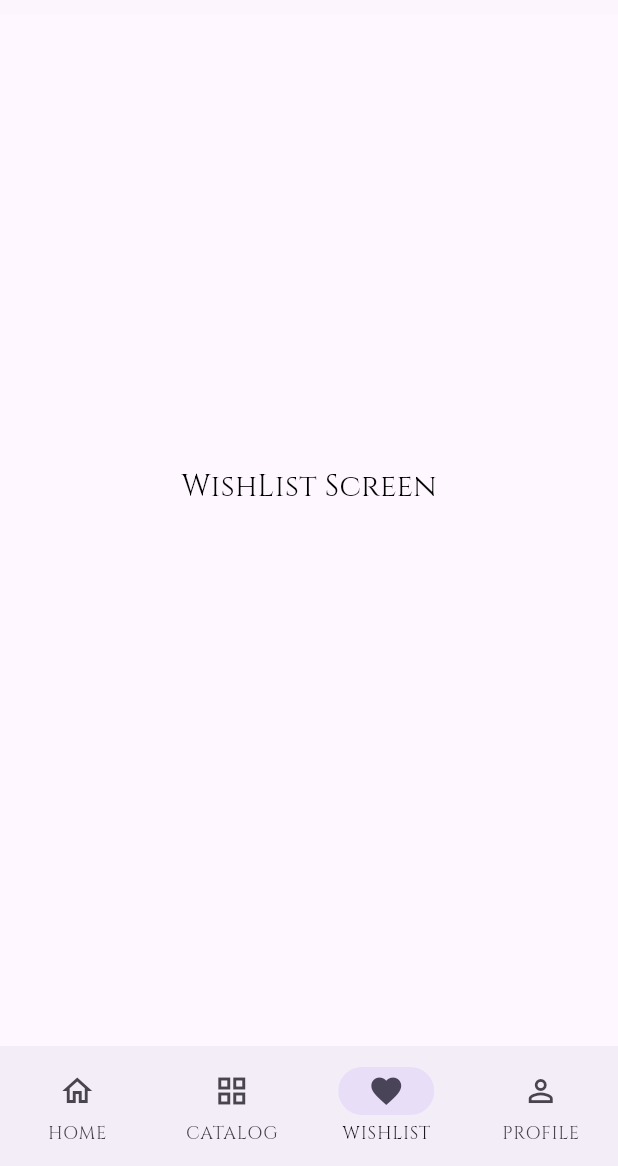
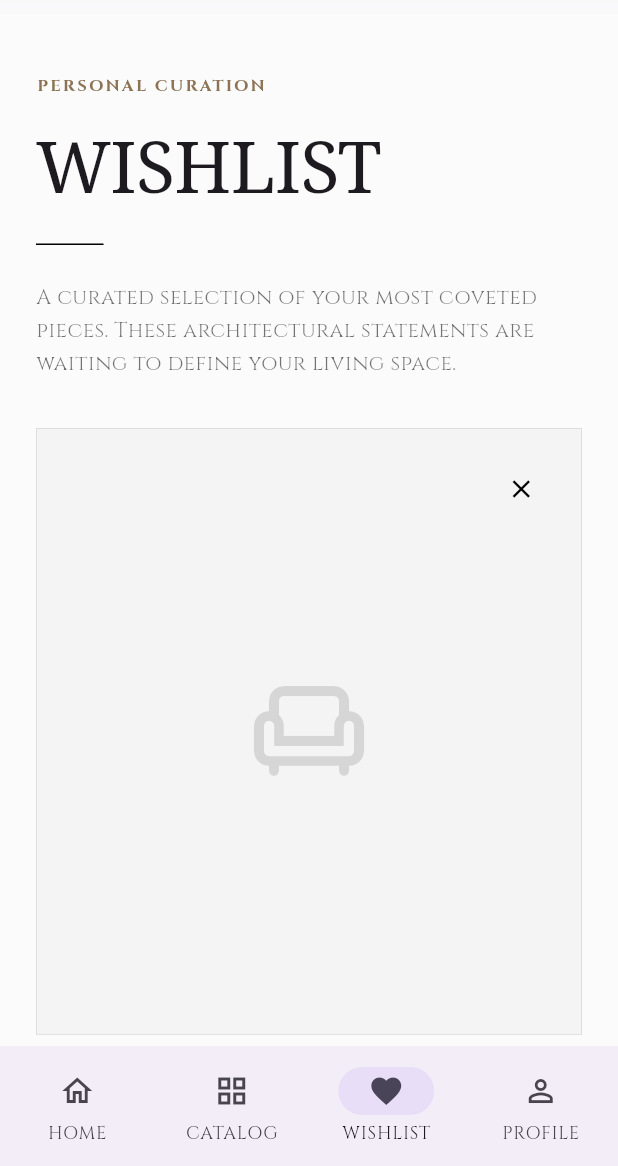
Before and after one commit to lamduy/Ar, a Flutter app: the screen it shows after launch, item 3 of the bottom bar chosen, on a phone screen of 412 x 824 dp, the part 70-1236 px from its top. Run offline on Flutter 3.47's test engine with Material 3 defaults, Android fonts, the phone set to English and light mode, and no system bars; our stand-ins replace permission_handler; missing offline and left inert: ar_flutter_plugin.

Commit message:
Modified   lib/model/home_models.dart Modified   lib/view_model/product_home_viewmodel.dart Modified   lib/views/widgets/WishListScreen.dart Modified   lib/views/widgets/new_arrivals_section.dart

```diff
--- a/lib/model/home_models.dart
+++ b/lib/model/home_models.dart
@@ -1,12 +1,12 @@
 import 'package:flutter/material.dart';
 
-class ProductArrival {
+class Product {
   final String name;
   final String edition;
   final double price;
   final Color color;
 
-  const ProductArrival({
+  const Product({
     required this.name,
     required this.edition,
     required this.price,
--- a/lib/view_model/product_home_viewmodel.dart
+++ b/lib/view_model/product_home_viewmodel.dart
@@ -2,38 +2,38 @@ import 'package:flutter/material.dart';
 import 'package:world_casa/model/home_models.dart';
 
 class ProductHomeViewModel extends ChangeNotifier {
-  final List<ProductArrival> _arrivals = const [
-    ProductArrival(
+  final List<Product> _arrivals = const [
+    Product(
       name: 'The Aurelius Armchair',
       edition: 'COGNAC LEATHER EDITION',
       price: 1240.00,
       color: Color(0xFF9E3A2B),
     ),
-    ProductArrival(
+    Product(
       name: 'Luna Coffee Table',
       edition: 'NATURAL STONE EDITION',
       price: 890.00,
       color: Color(0xFF2F3E33),
     ),
-    ProductArrival(
+    Product(
       name: 'Luna Coffee Table1',
       edition: 'NATURAL STONE EDITION',
       price: 890.00,
       color: Color.fromARGB(255, 133, 10, 37),
     ),
-    ProductArrival(
+    Product(
       name: 'Luna Coffee Table2',
       edition: 'NATURAL STONE EDITION',
       price: 890.00,
       color: Color.fromARGB(255, 228, 228, 228),
     ),
-    ProductArrival(
+    Product(
       name: 'Luna Coffee Table3',
       edition: 'NATURAL STONE EDITION',
       price: 890.00,
       color: Color.fromARGB(255, 223, 105, 105),
     ),
-    ProductArrival(
+    Product(
       name: 'Luna Coffee Table4',
       edition: 'NATURAL STONE EDITION',
       price: 890.00,
@@ -54,11 +54,11 @@ class ProductHomeViewModel extends ChangeNotifier {
 
   int _selectedIndex = -1;
 
-  List<ProductArrival> get arrivals => List.unmodifiable(_arrivals);
+  List<Product> get arrivals => List.unmodifiable(_arrivals);
   List<HomeCategory> get categories => List.unmodifiable(_categories);
   int get selectedIndex => _selectedIndex;
 
-  ProductArrival? get selectedProduct {
+  Product? get selectedProduct {
     if (_selectedIndex < 0 || _selectedIndex >= _arrivals.length) {
       return null;
     }
--- a/lib/views/widgets/WishListScreen.dart
+++ b/lib/views/widgets/WishListScreen.dart
@@ -1,14 +1,171 @@
 import 'package:flutter/material.dart';
+import 'package:world_casa/model/home_models.dart';
 
 class WishListScreen extends StatelessWidget {
   const WishListScreen({super.key});
 
+  final List<Product> _wishlistItems = const [
+    Product(
+      name: "CURVED BOUNCLE SOFA",
+      edition: "Personal Curation Edition",
+      price: 2450.00,
+      color: Color(0xFFE5E5E5),
+    ),
+    Product(
+      name: "ARCHITECTURAL ARMCHAIR",
+      edition: "Limited Statement Series",
+      price: 1800.00,
+      color: Color(0xFFD4CFC9),
+    ),
+  ];
+
   @override
   Widget build(BuildContext context) {
-    return const Center(
-      child: Text(
-        "WishList Screen",
-        style: TextStyle(fontSize: 20, color: Colors.black),
+    return Scaffold(
+      backgroundColor: const Color(0xFFFBFBFB), // Nền sáng đặc trưng của Stitch
+      body: SafeArea(
+        child: CustomScrollView(
+          physics: const BouncingScrollPhysics(),
+          slivers: [
+            // --- HEADER ---
+            SliverToBoxAdapter(
+              child: Padding(
+                padding: const EdgeInsets.fromLTRB(24, 40, 24, 32),
+                child: Column(
+                  crossAxisAlignment: CrossAxisAlignment.start,
+                  children: [
+                    const Text(
+                      "PERSONAL CURATION",
+                      style: TextStyle(
+                        fontSize: 11,
+                        letterSpacing: 1.5,
+                        color: Color(0xFF8C7355),
+                        fontWeight: FontWeight.w600,
+                      ),
+                    ),
+                    const SizedBox(height: 12),
+                    const Text(
+                      "WISHLIST",
+                      style: TextStyle(
+                        fontSize: 48,
+                        fontFamily:
+                            'Serif', // Nên dùng GoogleFonts.playfairDisplay
+                        fontWeight: FontWeight.w300,
+                        letterSpacing: -0.5,
+                      ),
+                    ),
+                    const SizedBox(height: 16),
+                    Container(width: 45, height: 1, color: Colors.black),
+                    const SizedBox(height: 24),
+                    const Text(
+                      "A curated selection of your most coveted pieces. These architectural statements are waiting to define your living space.",
+                      style: TextStyle(
+                        fontSize: 14,
+                        color: Colors.black54,
+                        height: 1.6,
+                      ),
+                    ),
+                  ],
+                ),
+              ),
+            ),
+
+            // --- PRODUCT LIST ---
+            SliverPadding(
+              padding: const EdgeInsets.symmetric(horizontal: 24),
+              sliver: SliverList(
+                delegate: SliverChildBuilderDelegate(
+                  (context, index) => _buildProductItem(_wishlistItems[index]),
+                  childCount: _wishlistItems.length,
+                ),
+              ),
+            ),
+            const SliverToBoxAdapter(child: SizedBox(height: 40)),
+          ],
+        ),
+      ),
+    );
+  }
+
+  Widget _buildProductItem(Product product) {
+    return Padding(
+      padding: const EdgeInsets.only(bottom: 40.0),
+      child: Column(
+        crossAxisAlignment: CrossAxisAlignment.start,
+        children: [
+          // Khung ảnh sản phẩm
+          AspectRatio(
+            aspectRatio: 0.9,
+            child: Container(
+              decoration: BoxDecoration(
+                color: product.color.withOpacity(
+                  0.3,
+                ), // Dùng màu từ class Product làm nền
+                border: Border.all(color: Colors.black12, width: 0.5),
+              ),
+              child: Stack(
+                children: [
+                  const Center(
+                    child: Icon(
+                      Icons.chair_outlined,
+                      size: 80,
+                      color: Colors.black12,
+                    ),
+                  ),
+                  // Nút xóa (Top Right)
+                  Positioned(
+                    top: 16,
+                    right: 16,
+                    child: IconButton(
+                      icon: const Icon(
+                        Icons.close,
+                        size: 20,
+                        color: Colors.black,
+                      ),
+                      onPressed: () {},
+                    ),
+                  ),
+                  // Nút AR (Bottom Right)
+                  // Positioned(
+                  //   bottom: 16,
+                  //   right: 16,
+                  //   child: FloatingActionButton.small(
+                  //     heroTag: product.name,
+                  //     elevation: 0,
+                  //     backgroundColor: Colors.black,
+                  //     child: const Icon(Icons.view_in_ar, color: Colors.white),
+                  //     onPressed: () {},
+                  //   ),
+                  // ),
+                ],
+              ),
+            ),
+          ),
+          const SizedBox(height: 16),
+          // Thông tin sản phẩm từ Class
+          Text(
+            product.name.toUpperCase(),
+            style: const TextStyle(
+              fontWeight: FontWeight.bold,
+              fontSize: 15,
+              letterSpacing: 0.5,
+            ),
+          ),
+          const SizedBox(height: 4),
+          Text(
+            product.edition,
+            style: TextStyle(color: Colors.grey[600], fontSize: 12),
+          ),
+          const SizedBox(height: 8),
+          Text(
+            "\$${product.price.toStringAsFixed(2)}",
+            style: const TextStyle(
+              fontSize: 14,
+              fontWeight: FontWeight.w500,
+              color: Colors.black87,
+            ),
+          ),
+        ],
       ),
     );
   }
--- a/lib/views/widgets/new_arrivals_section.dart
+++ b/lib/views/widgets/new_arrivals_section.dart
@@ -2,7 +2,7 @@ import 'package:flutter/material.dart';
 import 'package:world_casa/model/home_models.dart';
 
 class NewArrivalsSection extends StatelessWidget {
-  final List<ProductArrival> items;
+  final List<Product> items;
   final ValueChanged<int>? onItemTap;
   final String title;
   final String label;
```
